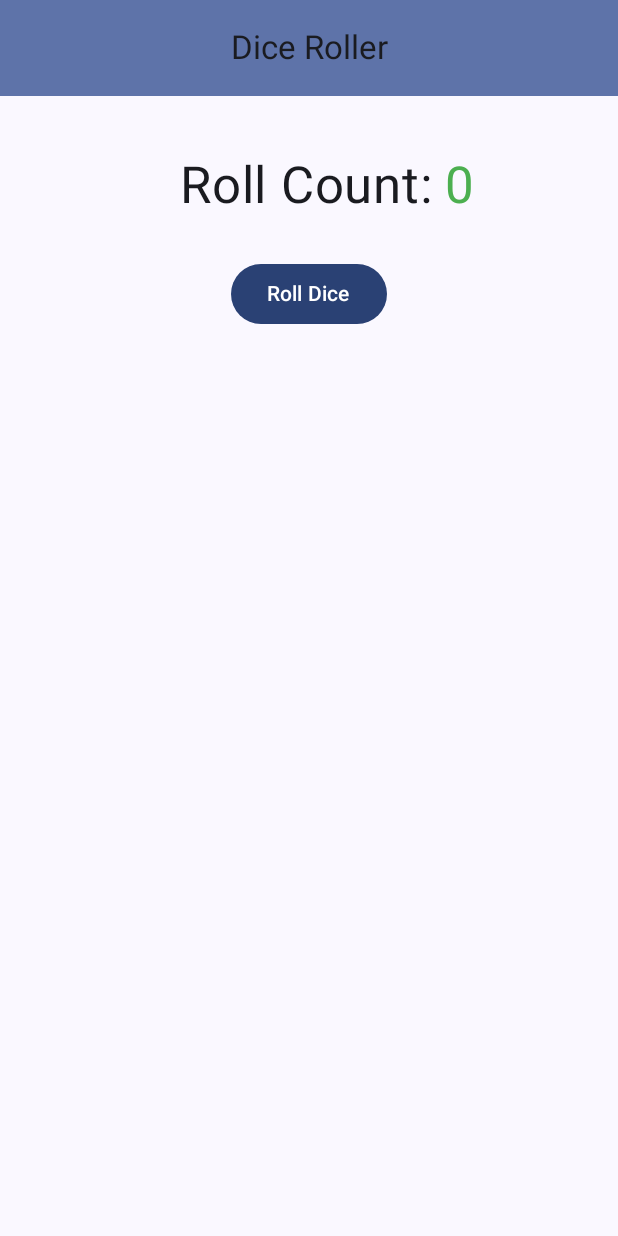
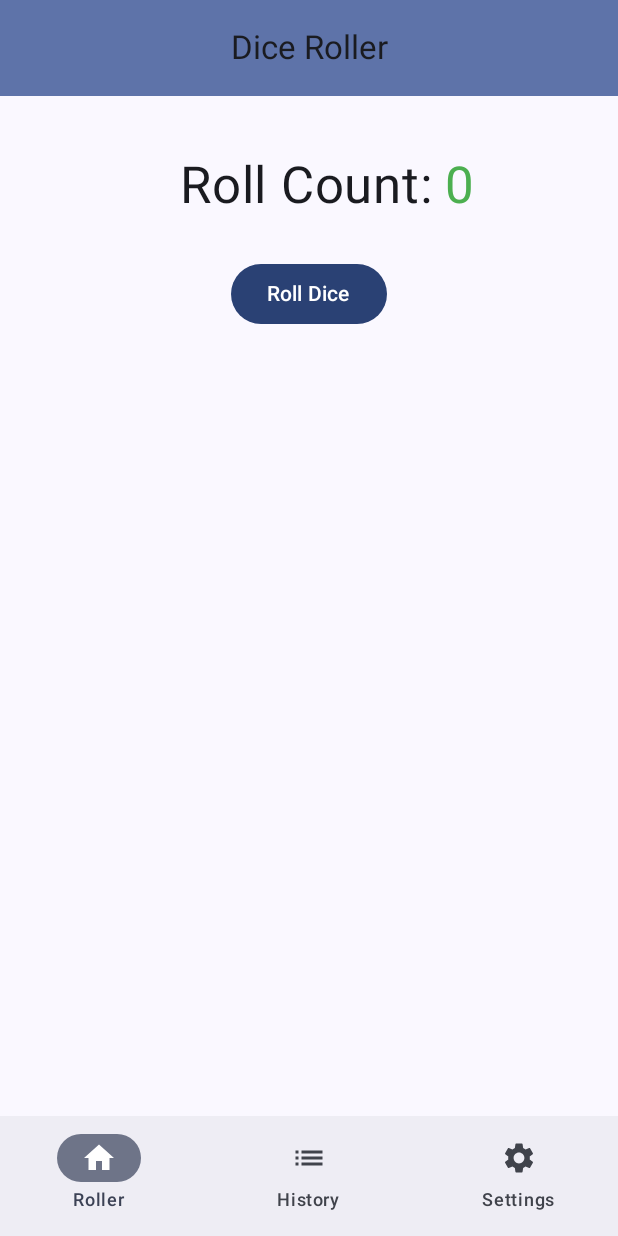
Before and after one commit to tetervak/DiceRoller-Android, an Android app built with Jetpack Compose: the screen it shows after launch (MainActivity), on a phone screen of 412 x 824 dp. Run offline under Robolectric (Android 15) with nearby library versions, the phone set to English and light mode, and no system bars; our stand-ins replace Dagger/Hilt's generated code, Room's generated code.

Commit message:
made the navigation work

```diff
--- a/app/build.gradle
+++ b/app/build.gradle
@@ -66,6 +66,9 @@ dependencies {
 
     implementation 'androidx.lifecycle:lifecycle-viewmodel-compose:2.6.1'
 
+    def nav_version = "2.6.0"
+    implementation "androidx.navigation:navigation-compose:$nav_version"
+
     // Needed by Hilt (dependency injection)
     implementation "com.google.dagger:hilt-android:2.44.2"
     kapt "com.google.dagger:hilt-compiler:2.44"
--- a/app/src/main/java/ca/tetervak/diceroller/ui/AppScreen.kt
+++ b/app/src/main/java/ca/tetervak/diceroller/ui/AppScreen.kt
@@ -1,9 +1,11 @@
 package ca.tetervak.diceroller.ui
 
 import androidx.compose.runtime.Composable
-import ca.tetervak.diceroller.ui.roller.RollerScreen
+import androidx.navigation.NavHostController
+import androidx.navigation.compose.rememberNavController
+import ca.tetervak.diceroller.ui.navigation.RollerNavHost
 
 @Composable
-fun AppScreen() {
-    RollerScreen()
+fun AppScreen(navController: NavHostController = rememberNavController()) {
+    RollerNavHost(navController = navController)
 }
--- /dev/null
+++ b/app/src/main/java/ca/tetervak/diceroller/ui/common/RollerBottomBar.kt
@@ -0,0 +1,65 @@
+package ca.tetervak.diceroller.ui.common
+
+import androidx.compose.material.icons.Icons
+import androidx.compose.material.icons.filled.Home
+import androidx.compose.material.icons.filled.List
+import androidx.compose.material.icons.filled.Settings
+import androidx.compose.material3.Icon
+import androidx.compose.material3.NavigationBar
+import androidx.compose.material3.NavigationBarItem
+import androidx.compose.material3.Text
+import androidx.compose.runtime.Composable
+import androidx.compose.ui.Modifier
+import androidx.compose.ui.graphics.vector.ImageVector
+import androidx.compose.ui.res.stringResource
+import ca.tetervak.diceroller.R
+import ca.tetervak.diceroller.ui.navigation.HistoryDestination
+import ca.tetervak.diceroller.ui.navigation.RollerDestination
+import ca.tetervak.diceroller.ui.navigation.SettingsDestination
+
+private data class NavigationItemContent(
+    val route: String,
+    val icon: ImageVector,
+    val text: String
+)
+
+@Composable
+fun RollerBottomBar(
+    currentRoute: String,
+    onTabPressed: (String) -> Unit,
+    modifier: Modifier = Modifier
+) {
+    val navigationItemContentList = listOf(
+        NavigationItemContent(
+            route = RollerDestination.route,
+            icon = Icons.Default.Home,
+            text = stringResource(id = R.string.roller)
+        ),
+        NavigationItemContent(
+            route = HistoryDestination.route,
+            icon = Icons.Default.List,
+            text = stringResource(id = R.string.history)
+        ),
+        NavigationItemContent(
+            route = SettingsDestination.route,
+            icon = Icons.Default.Settings,
+            text = stringResource(id = R.string.settings)
+        )
+    )
+
+    NavigationBar(modifier = modifier) {
+        for (navItem in navigationItemContentList) {
+            NavigationBarItem(
+                selected = currentRoute == navItem.route,
+                onClick = { onTabPressed(navItem.route) },
+                icon = {
+                    Icon(
+                        imageVector = navItem.icon,
+                        contentDescription = navItem.text
+                    )
+                },
+                label = { Text(text = navItem.text) }
+            )
+        }
+    }
+}
--- /dev/null
+++ b/app/src/main/java/ca/tetervak/diceroller/ui/navigation/RollerNavHost.kt
@@ -0,0 +1,45 @@
+package ca.tetervak.diceroller.ui.navigation
+
+import androidx.compose.runtime.Composable
+import androidx.hilt.navigation.compose.hiltViewModel
+import androidx.navigation.compose.NavHost
+import androidx.navigation.NavHostController
+import androidx.navigation.compose.composable
+import ca.tetervak.diceroller.ui.history.HistoryScreen
+import ca.tetervak.diceroller.ui.roller.RollerScreen
+import ca.tetervak.diceroller.ui.roller.RollerViewModel
+import ca.tetervak.diceroller.ui.settings.SettingsScreen
+
+@Composable
+fun RollerNavHost(navController: NavHostController){
+    NavHost(navController, startDestination = RollerDestination.route){
+        composable(route = RollerDestination.route){
+            val viewModel: RollerViewModel = hiltViewModel()
+            RollerScreen(
+                viewModel = viewModel,
+                onTabPressed = tabNavigate(navController)
+            )
+        }
+        composable(route = HistoryDestination.route){
+            HistoryScreen(
+                onTabPressed = tabNavigate(navController)
+            )
+        }
+        composable(route = SettingsDestination.route){
+            SettingsScreen(
+                onTabPressed = tabNavigate(navController)
+            )
+        }
+    }
+}
+
+@Composable
+private fun tabNavigate(navController: NavHostController): (String) -> Unit = { route: String ->
+    if (route == RollerDestination.route) {
+        navController.popBackStack(
+            route = RollerDestination.route, inclusive = false
+        )
+    } else {
+        navController.navigate(route)
+    }
+}
--- /dev/null
+++ b/app/src/main/java/ca/tetervak/diceroller/ui/navigation/SettingsDestination.kt
@@ -0,0 +1,8 @@
+package ca.tetervak.diceroller.ui.navigation
+
+import ca.tetervak.diceroller.R
+
+object SettingsDestination: NavDestination {
+    override val route: String = "settings"
+    override val titleRes: Int = R.string.nav_settings_title
+}
--- a/app/src/main/java/ca/tetervak/diceroller/ui/roller/RollerScreen.kt
+++ b/app/src/main/java/ca/tetervak/diceroller/ui/roller/RollerScreen.kt
@@ -9,28 +9,38 @@ import androidx.compose.runtime.State
 import androidx.compose.ui.Modifier
 import androidx.compose.ui.input.nestedscroll.nestedScroll
 import androidx.compose.ui.res.stringResource
-import androidx.lifecycle.viewmodel.compose.viewModel
+import ca.tetervak.diceroller.ui.common.RollerBottomBar
 import ca.tetervak.diceroller.ui.common.RollerTopAppBar
 import ca.tetervak.diceroller.ui.navigation.RollerDestination
 
 @OptIn(ExperimentalMaterial3Api::class)
 @Composable
-fun RollerScreen(modifier: Modifier = Modifier) {
-
-    val viewModel: RollerViewModel = viewModel()
+fun RollerScreen(
+    viewModel: RollerViewModel,
+    onTabPressed: (String) -> Unit,
+    modifier: Modifier = Modifier
+) {
 
     val state: State<RollerUiState> = viewModel.rollerUiState
     val rollerUiState: RollerUiState = state.value
 
     val scrollBehavior = TopAppBarDefaults.enterAlwaysScrollBehavior()
 
-    Scaffold(modifier = modifier.nestedScroll(scrollBehavior.nestedScrollConnection), topBar = {
-        RollerTopAppBar(
-            title = stringResource(RollerDestination.titleRes),
-            canNavigateBack = false,
-            scrollBehavior = scrollBehavior
-        )
-    }) { innerPadding ->
+    Scaffold(modifier = modifier.nestedScroll(scrollBehavior.nestedScrollConnection),
+        topBar = {
+            RollerTopAppBar(
+                title = stringResource(RollerDestination.titleRes),
+                canNavigateBack = false,
+                scrollBehavior = scrollBehavior
+            )
+        },
+        bottomBar = {
+            RollerBottomBar(
+                currentRoute = RollerDestination.route,
+                onTabPressed = onTabPressed
+            )
+        }
+    ) { innerPadding ->
         when (rollerUiState) {
             is RollerUiState.Rolled -> RolledBody(
                 rollData = rollerUiState.rollData,
--- a/app/src/main/res/values/strings.xml
+++ b/app/src/main/res/values/strings.xml
@@ -15,5 +15,9 @@
     <string name="nav_history_title">Roll History</string>
     <string name="back_button">Back</string>
     <string name="roll_count">Roll Count:</string>
+    <string name="nav_settings_title">Settings</string>
+    <string name="roller">Roller</string>
+    <string name="history">History</string>
+    <string name="settings">Settings</string>
 
 </resources>
```
Also changed, not shown: app/src/main/java/ca/tetervak/diceroller/ui/history/HistoryScreen.kt (added, +44 -0 lines), app/src/main/java/ca/tetervak/diceroller/ui/settings/SettingsScreen.kt (added, +45 -0 lines).
